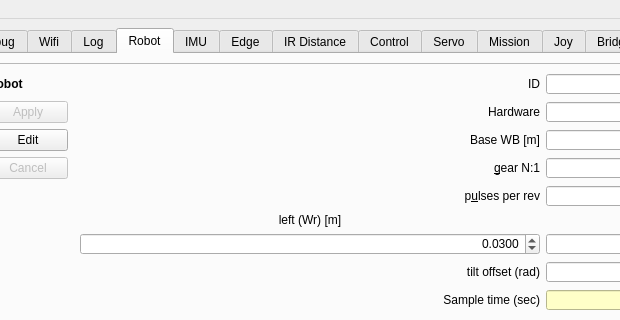
This is regbot_gui/mainwindow.ui in Lucasmogsan/34755_BDRS as Qt 5 draws it before an edit; both pictures show x 343 to 963 and y 0 to 320 of the 1200 by 984 pixel window. The edited form follows.
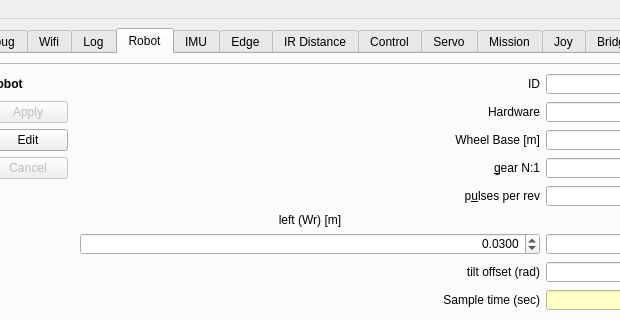
This is the edited form. The open tabs and pages were chosen to show the change. Icons and pictures are not drawn.

```diff
--- a/regbot_gui/mainwindow.ui
+++ b/regbot_gui/mainwindow.ui
@@ -2425,7 +2425,7 @@
                  <string>&lt;html&gt;&lt;head/&gt;&lt;body&gt;&lt;p&gt;Wheel base is distance between wheels (mid-wheel to mid-wheel) for turn calculations.&lt;/p&gt;&lt;/body&gt;&lt;/html&gt;</string>
                 </property>
                 <property name="text">
-                 <string>Base WB [m]</string>
+                 <string>Wheel Base [m]</string>
                 </property>
                 <property name="alignment">
                  <set>Qt::AlignRight|Qt::AlignTrailing|Qt::AlignVCenter</set>
```
Left out of the diff: 6 changed lines with no effect on the pictures.
